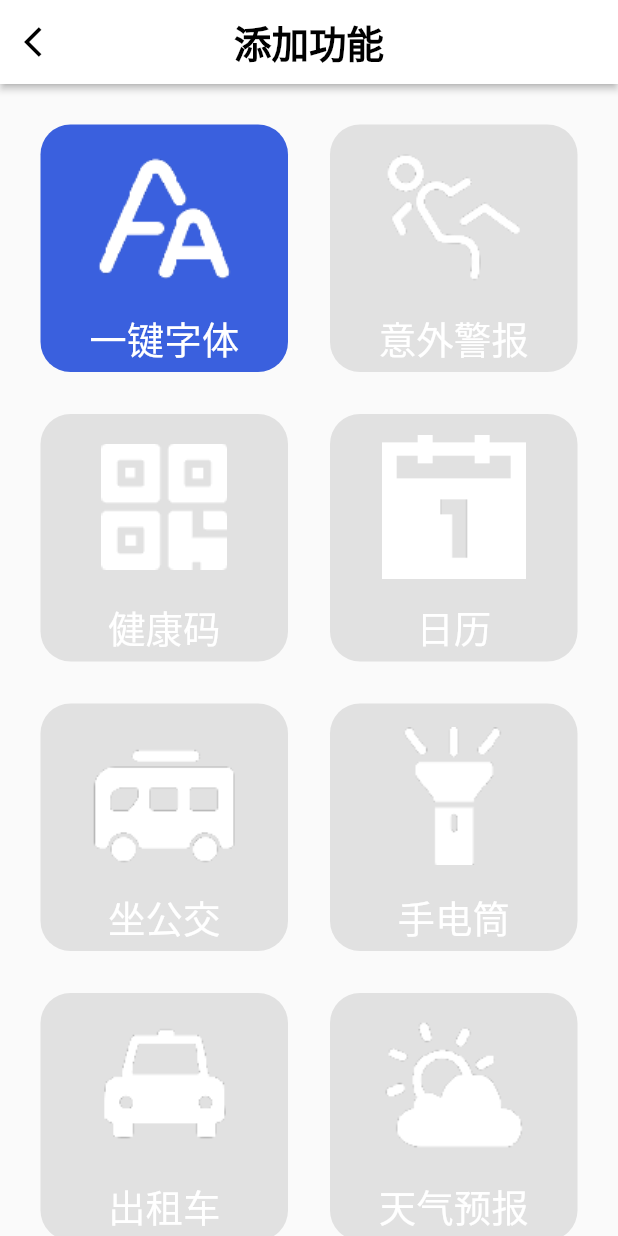
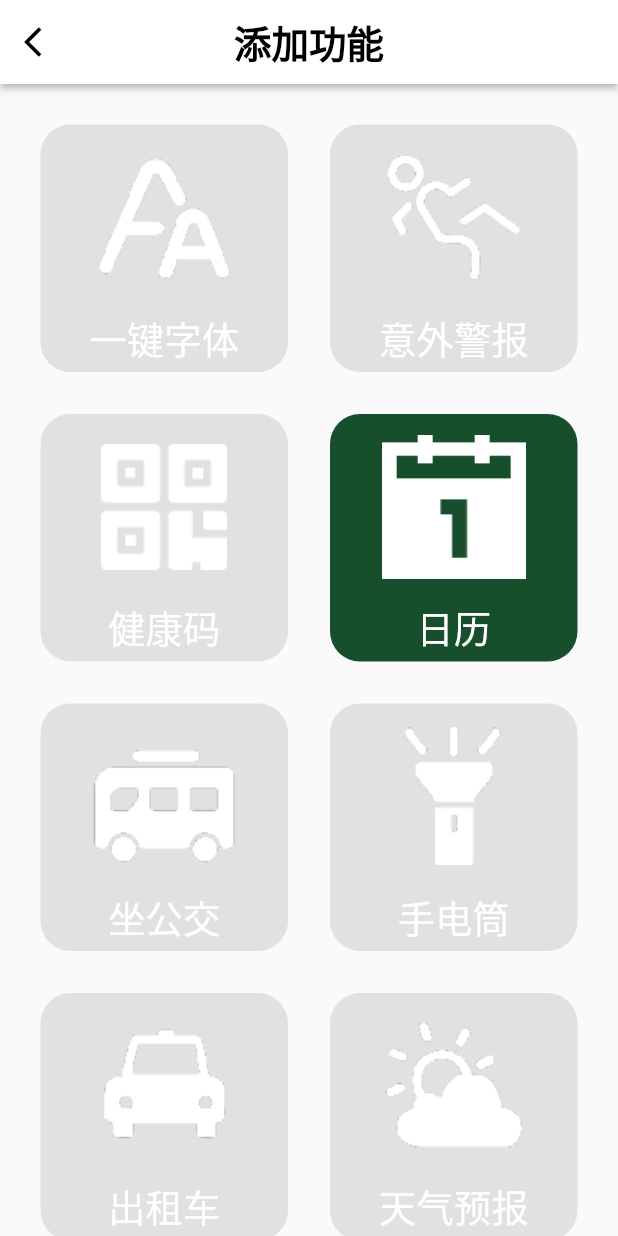
Before and after one commit to Dr0sophila/zhaoxiban, a Flutter app: the screen it shows after launch, after a tap on the "add circle outline" icon, on a phone screen of 412 x 824 dp. Run offline on Flutter 3.47's test engine with Material 2 defaults, Android fonts, the phone set to English and light mode, and no system bars; our stand-ins replace dio, fluro, flutter_easyloading, shared_preferences; missing offline and left inert: shared_preferences_web; Roboto replaces fonts that are missing (weird); statements that could not run were skipped.

Commit message:
flutter version changed again

```diff
--- a/lib/config/request/methods.dart
+++ b/lib/config/request/methods.dart
@@ -16,11 +16,11 @@
     try {
       Response response;
       if (formData == null) {
-        response = await dio.post(servicePath[url]!);
+        response = await dio.post(servicePath[url]);
       } else {
         String formdata = jsonEncode(formData);
         response = await dio.post(
-          servicePath[url]!,
+          servicePath[url],
           data: formdata,
         );
       }
--- a/lib/config/routers/router_handler.dart
+++ b/lib/config/routers/router_handler.dart
@@ -5,16 +5,16 @@
 import 'package:zhaoxiban/pages/language/page/language.dart';
 
 Handler languageHandler =
-    Handler(handlerFunc: (BuildContext? context, Map<String, dynamic> params) {
+    Handler(handlerFunc: (BuildContext context, Map<String, dynamic> params) {
   return const Language();
 });
 
 Handler calenderHandler =
-    Handler(handlerFunc: (BuildContext? context, Map<String, dynamic> params) {
+    Handler(handlerFunc: (BuildContext context, Map<String, dynamic> params) {
   return const Calender();
 });
 
 Handler alarmHandler =
-    Handler(handlerFunc: (BuildContext? context, Map<String, dynamic> params) {
+    Handler(handlerFunc: (BuildContext context, Map<String, dynamic> params) {
   return const Alarm();
 });
--- a/lib/config/routers/routers.dart
+++ b/lib/config/routers/routers.dart
@@ -11,7 +11,7 @@
 
   static void configureRoutes(FluroRouter router) {
     router.notFoundHandler = fluro.Handler(
-        handlerFunc: (BuildContext? context, Map<String, dynamic> params) {
+        handlerFunc: (BuildContext context, Map<String, dynamic> params) {
       return const Text('Page not found');
     });
 
--- a/lib/main.dart
+++ b/lib/main.dart
@@ -33,7 +33,7 @@
 final FluroRouter router = FluroRouter();
 
 class MyApp extends StatelessWidget {
-  const MyApp({super.key});
+  const MyApp({key});
 
   @override
   Widget build(BuildContext context) {
--- a/lib/pages/alarmpage/page/alarm.dart
+++ b/lib/pages/alarmpage/page/alarm.dart
@@ -1,7 +1,7 @@
 import 'package:flutter/material.dart';
 
 class Alarm extends StatefulWidget {
-  const Alarm({Key? key}) : super(key: key);
+  const Alarm({key}) : super(key: key);
 
   @override
   State<Alarm> createState() => _AlarmState();
--- a/lib/pages/calender/page/calender.dart
+++ b/lib/pages/calender/page/calender.dart
@@ -44,7 +44,7 @@
 ];
 
 class Calender extends StatefulWidget {
-  const Calender({Key? key}) : super(key: key);
+  const Calender({key}) : super(key: key);
 
   @override
   State<Calender> createState() => _CalenderState();
--- a/lib/pages/homepage/model/functionButton.dart
+++ b/lib/pages/homepage/model/functionButton.dart
@@ -8,12 +8,15 @@
   int mode = 0; //0 mode:hompage ;1 mode:addpage;
   String function;
   bool added = true;
-  FunctionButton(
-      {Key? key, required this.function, bool? isadded, int? selectmode})
-      : super(key: key) {
-    isadded == false ? added = false : added = true;
-    selectmode == 1 ? mode = 1 : mode = 0;
-  }
+
+  FunctionButton(this.function, this.added, this.mode) {}
+
+  // FunctionButton(
+  //     {Key? key, required this.function, bool? isadded, int? selectmode})
+  //     : super(key: key) {
+  //   isadded == false ? added = false : added = true;
+  //   selectmode == 1 ? mode = 1 : mode = 0;
+  // }
 
   @override
   Widget build(BuildContext context) {
--- a/lib/pages/homepage/page/HomePage.dart
+++ b/lib/pages/homepage/page/HomePage.dart
@@ -5,7 +5,7 @@
 import 'package:zhaoxiban/pages/homepage/provider/functionProvider.dart';
 
 class HomePage extends StatefulWidget {
-  const HomePage({Key? key}) : super(key: key);
+  const HomePage({Key key}) : super(key: key);
 
   @override
   State<HomePage> createState() => _HomePageState();
@@ -46,9 +46,7 @@
           builder: (context, list, child) {
             List<Widget> funcList = [];
             for (var item in list.added) {
-              funcList.add(FunctionButton(
-                function: item,
-              ));
+              funcList.add(FunctionButton(item, true, 0));
             }
             return GridView.count(
                 padding: const EdgeInsets.all(27),
--- a/lib/pages/homepage/page/addPage.dart
+++ b/lib/pages/homepage/page/addPage.dart
@@ -5,7 +5,7 @@
 import 'package:zhaoxiban/pages/homepage/provider/functionProvider.dart';
 
 class AddPage extends StatefulWidget {
-  const AddPage({Key? key}) : super(key: key);
+  const AddPage({key}) : super(key: key);
 
   @override
   State<AddPage> createState() => _AddPageState();
@@ -45,12 +45,9 @@
           builder: (context, list, child) {
             List<Widget> funcList = [];
             for (var item in functions.keys) {
-              funcList.add(FunctionButton(
-                selectmode: 1, //add func mode
-                function: item,
-                isadded: list.added.contains(item),
-              ));
+              funcList.add(FunctionButton(item, list.added.contains(item), 1));
             }
+            print(funcList.length);
             return GridView.count(
                 padding: const EdgeInsets.all(27),
                 scrollDirection: Axis.vertical,
--- a/lib/pages/homepage/provider/functionProvider.dart
+++ b/lib/pages/homepage/provider/functionProvider.dart
@@ -2,13 +2,13 @@
 import 'package:shared_preferences/shared_preferences.dart';
 
 class FunctionList with ChangeNotifier {
-  late List<String> added;
+  List<String> added = ["language", "bus"];
 
   synchronize() async {
     final data = await SharedPreferences.getInstance();
     data.getStringList('added') == null
-        ? added = ["font"]
-        : added = data.getStringList('added')!;
+        ? added = ["language", "calender"]
+        : added = data.getStringList('added');
   }
 
   addfunc(String func) async {
--- a/lib/pages/language/page/language.dart
+++ b/lib/pages/language/page/language.dart
@@ -3,7 +3,7 @@
 import 'package:zhaoxiban/pages/language/model/customRadio.dart';
 
 class Language extends StatefulWidget {
-  const Language({Key? key}) : super(key: key);
+  const Language({key}) : super(key: key);
 
   @override
   State<Language> createState() => _LanguageState();
@@ -39,7 +39,6 @@
                 fontFamily: 'SHS'),
           ),
         ),
-        body: new CustomRadio()
-        );
+        body: new CustomRadio());
   }
 }
```
Also changed, not shown: lib/generated_plugin_registrant.dart (added, +17 -0 lines), pubspec.yaml (+7 -9 lines), pubspec.lock, 2 other files.
